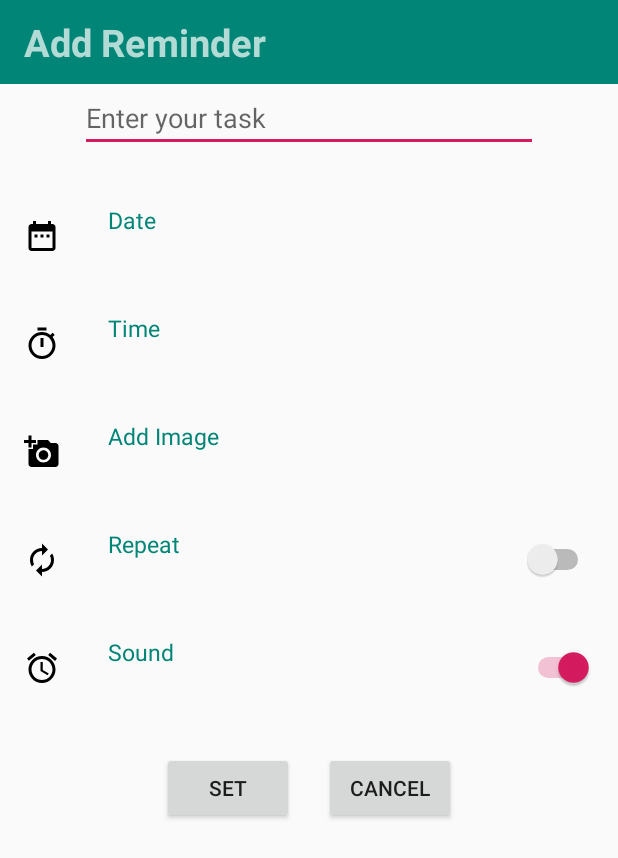
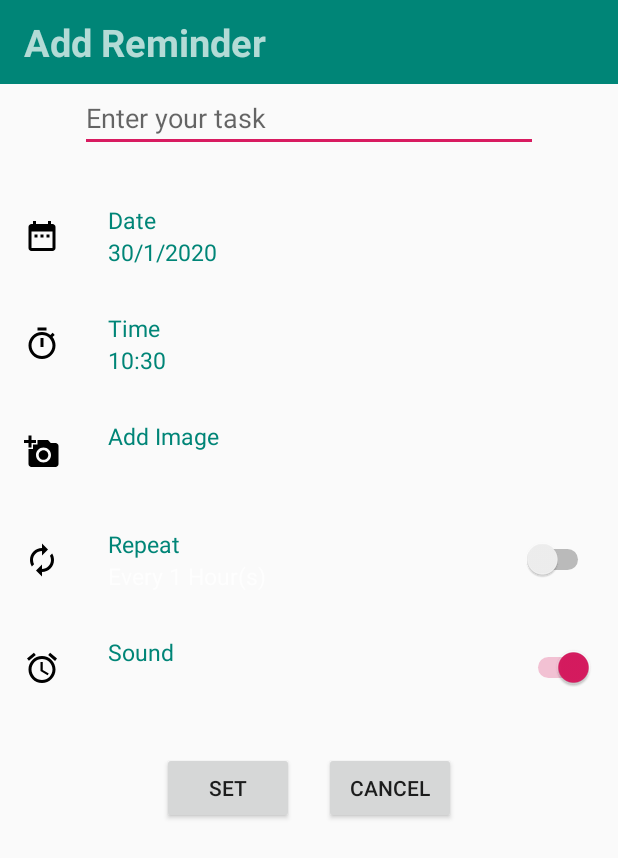
Before and after one commit to hakambing/RemindMeNew, an Android app: the NewReminder screen opened directly, with no data from a screen before it, on a phone screen of 412 x 824 dp. Shown: the top 858 px of the screen. Run offline under Robolectric (Android 15) with nearby library versions, the phone set to English and light mode, and no system bars.

Commit message:
NewReminder add some tings

```diff
--- a/app/src/main/java/com/example/remindme/NewReminder.java
+++ b/app/src/main/java/com/example/remindme/NewReminder.java
@@ -6,11 +6,16 @@ import android.app.TimePickerDialog;
 import android.content.Intent;
 import android.content.pm.PackageManager;
 import android.database.Cursor;
+import android.net.Uri;
 import android.os.Build;
 import android.os.Bundle;
+import android.text.Editable;
+import android.text.TextWatcher;
+import android.view.MotionEvent;
 import android.view.View;
 import android.widget.Button;
 import android.widget.DatePicker;
+import android.widget.EditText;
 import android.widget.ImageView;
 import android.widget.RelativeLayout;
 import android.widget.Switch;
@@ -29,8 +34,22 @@ import java.util.Calendar;
 public class NewReminder extends AppCompatActivity implements TimePickerDialog.OnTimeSetListener, DatePickerDialog.OnDateSetListener, LoaderManager.LoaderCallbacks<Cursor> {
     private static final int EXISTING_VEHICLE_LOADER = 0;
 
+    private EditText mTitleText;
     private TextView mDateText, mTimeText, mRepeatText, mRepeatNoText, mRepeatTypeText;
     private Calendar mCalendar;
+    private int mYear, mMonth, mHour, mMinute, mDay;
+    private long mRepeatTime;
+
+    private Uri mCurrentReminderUri;
+    private boolean mVehicleHasChanged = false;
+    private String mTitle;
+    private String mTime;
+    private String mDate;
+    private String mRepeat;
+    private String mRepeatNo;
+    private String mRepeatType;
+    private String mActive;
+
     RelativeLayout date;
     RelativeLayout dateShow;
 
@@ -49,13 +68,118 @@ public class NewReminder extends AppCompatActivity implements TimePickerDialog.O
     RelativeLayout mChooseBtn;
     ImageView deleteImage;
 
+    Switch switchSound;
+
+    // Values for orientation change
+    private static final String KEY_TITLE = "title_key";
+    private static final String KEY_TIME = "time_key";
+    private static final String KEY_DATE = "date_key";
+    private static final String KEY_REPEAT = "repeat_key";
+    private static final String KEY_REPEAT_NO = "repeat_no_key";
+    private static final String KEY_REPEAT_TYPE = "repeat_type_key";
+    private static final String KEY_ACTIVE = "active_key";
+
+    // Constant values in milliseconds
+    private static final long milMinute = 60000L;
+    private static final long milHour = 3600000L;
+    private static final long milDay = 86400000L;
+    private static final long milWeek = 604800000L;
+    private static final long milMonth = 2592000000L;
+
     private static final int IMAGE_PICK_CODE = 1000;
     private static final int PERMISSION_CODE = 1001;
+
+    private View.OnTouchListener mTouchListener = new View.OnTouchListener() {
+        @Override
+        public boolean onTouch(View view, MotionEvent motionEvent) {
+            mVehicleHasChanged = true;
+            return false;
+        }
+    };
 
     @Override
     protected void onCreate(Bundle savedInstanceState){
         super.onCreate(savedInstanceState);
         setContentView(R.layout.new_reminder);
+
+        //initialise values
+        mTitleText = (EditText) findViewById(R.id.editText);
+        mDateText = (TextView) findViewById(R.id.set_date);
+        mTimeText = (TextView) findViewById(R.id.set_time);
+        mRepeatText = (TextView) findViewById(R.id.set_repeat);
+        mRepeatNoText = (TextView) findViewById(R.id.set_repeat_no);
+        mRepeatTypeText = (TextView) findViewById(R.id.set_repeat_type);
+        switchRepeat = (Switch) findViewById(R.id.repeat_switch);
+        switchSound = (Switch) findViewById(R.id.sound_switch);
+
+        // Initialize default values
+        mActive = "true";
+        mRepeat = "true";
+        mRepeatNo = Integer.toString(1);
+        mRepeatType = "Hour";
+
+        mCalendar = Calendar.getInstance();
+        mHour = mCalendar.get(Calendar.HOUR_OF_DAY);
+        mMinute = mCalendar.get(Calendar.MINUTE);
+        mYear = mCalendar.get(Calendar.YEAR);
+        mMonth = mCalendar.get(Calendar.MONTH) + 1;
+        mDay = mCalendar.get(Calendar.DATE);
+
+        mDate = mDay + "/" + mMonth + "/" + mYear;
+        mTime = mHour + ":" + mMinute;
+
+        // Setup Reminder Title EditText
+        mTitleText.addTextChangedListener(new TextWatcher() {
+
+            @Override
+            public void beforeTextChanged(CharSequence s, int start, int count, int after) {}
+
+            @Override
+            public void onTextChanged(CharSequence s, int start, int before, int count) {
+                mTitle = s.toString().trim();
+                mTitleText.setError(null);
+            }
+
+            @Override
+            public void afterTextChanged(Editable s) {}
+        });
+
+        // Setup TextViews using reminder values
+        mDateText.setText(mDate);
+        mTimeText.setText(mTime);
+        mRepeatNoText.setText(mRepeatNo);
+        mRepeatTypeText.setText(mRepeatType);
+        mRepeatText.setText("Every " + mRepeatNo + " " + mRepeatType + "(s)");
+
+        // To save state on device rotation
+        if (savedInstanceState != null) {
+            String savedTitle = savedInstanceState.getString(KEY_TITLE);
+            mTitleText.setText(savedTitle);
+            mTitle = savedTitle;
+
+            String savedTime = savedInstanceState.getString(KEY_TIME);
+            mTimeText.setText(savedTime);
+            mTime = savedTime;
+
+            String savedDate = savedInstanceState.getString(KEY_DATE);
+            mDateText.setText(savedDate);
+            mDate = savedDate;
+
+            String saveRepeat = savedInstanceState.getString(KEY_REPEAT);
+            mRepeatText.setText(saveRepeat);
+            mRepeat = saveRepeat;
+
+            String savedRepeatNo = savedInstanceState.getString(KEY_REPEAT_NO);
+            mRepeatNoText.setText(savedRepeatNo);
+            mRepeatNo = savedRepeatNo;
+
+            String savedRepeatType = savedInstanceState.getString(KEY_REPEAT_TYPE);
+            mRepeatTypeText.setText(savedRepeatType);
+            mRepeatType = savedRepeatType;
+
+
+        }
+
         date = findViewById(R.id.date);
         dateShow = findViewById(R.id.dateShow);
         date.setOnClickListener(new View.OnClickListener(){
--- a/app/src/main/res/layout/new_reminder.xml
+++ b/app/src/main/res/layout/new_reminder.xml
@@ -152,7 +152,7 @@
                 android:layout_width="wrap_content"
                 android:id="@+id/set_time"
                 android:textSize="15dp"
-                android:textColor="@color/abc_secondary_text_material_dark"
+                android:textColor="@color/colorPrimary"
                 android:layout_height="wrap_content"/>
 
         </LinearLayout>
@@ -172,7 +172,7 @@
             android:layout_height="wrap_content"
             android:headerBackground="#000000"
             android:numbersSelectorColor="#000000"
-            android:timePickerMode="spinner"
+
             android:layout_centerHorizontal="true"
             />
 
@@ -348,7 +348,7 @@
                         android:layout_width="wrap_content"
                         android:id="@+id/set_repeat_no"
                         android:textSize="15dp"
-                        android:textColor="@color/abc_secondary_text_material_dark"
+                        android:textColor="@color/colorPrimary"
                         android:layout_height="wrap_content"/>
 
                 </LinearLayout>
@@ -410,7 +410,7 @@
                         android:layout_width="wrap_content"
                         android:id="@+id/set_repeat_type"
                         android:textSize="15dp"
-                        android:textColor="@color/abc_secondary_text_material_dark"
+                        android:textColor="@color/colorPrimary"
                         android:layout_height="wrap_content"/>
 
                 </LinearLayout>
```
